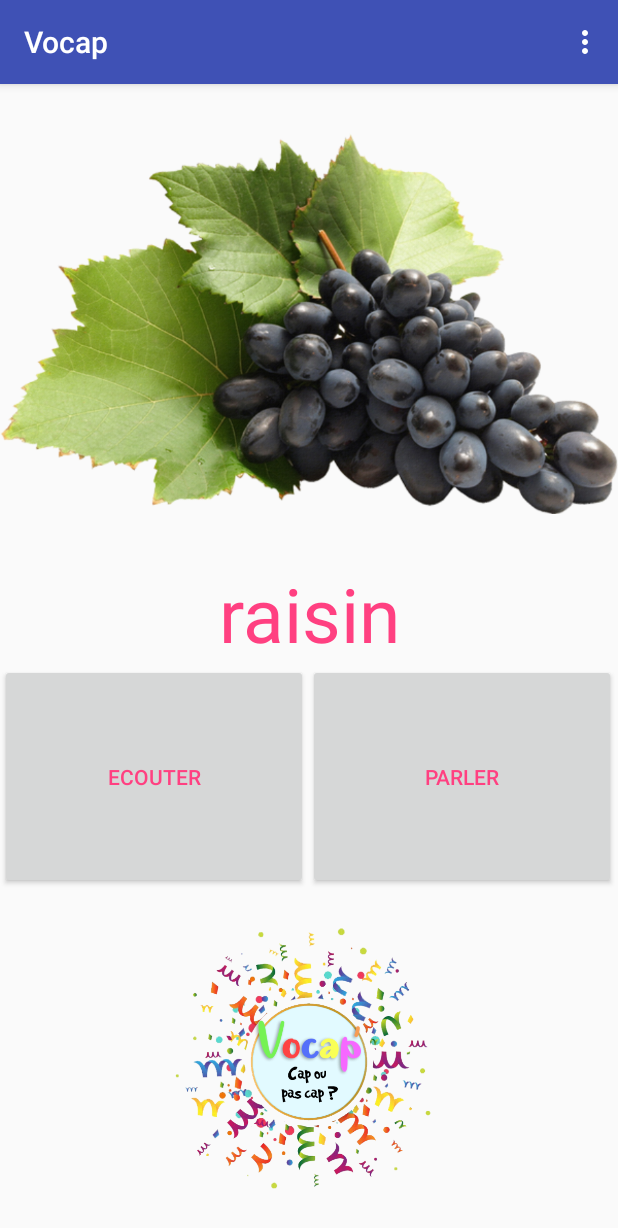
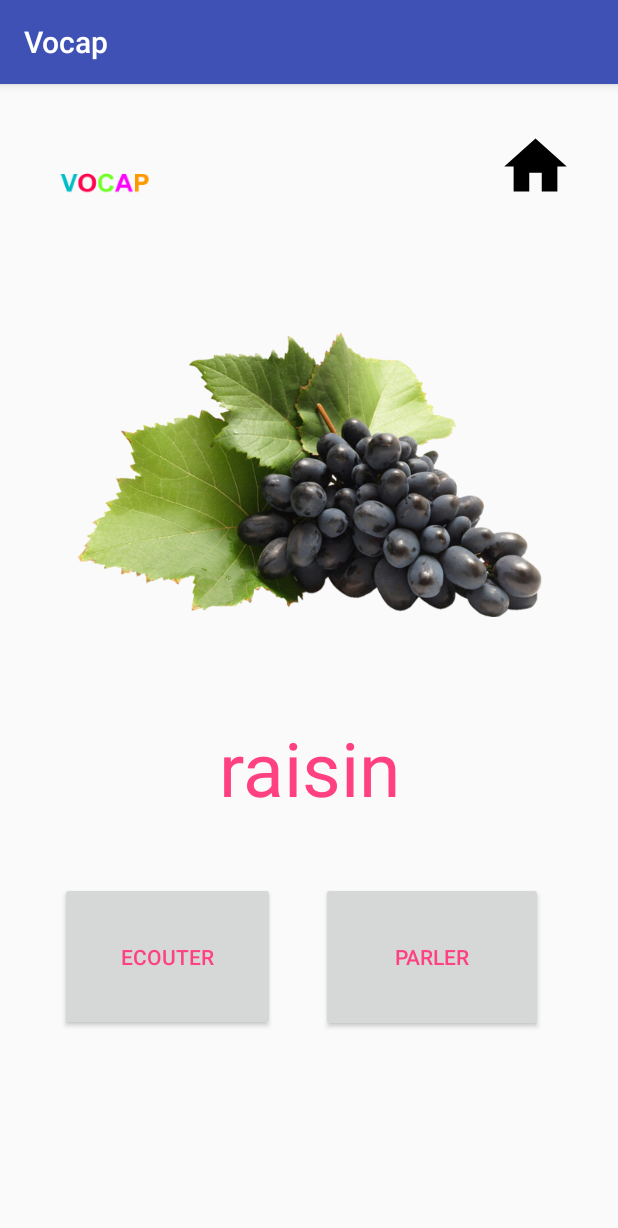
Before and after one commit to Besma96/Vocap, an Android app: the GameOne screen opened directly, with no data from a screen before it, on a phone screen of 412 x 824 dp. Shown: the top 1228 px of the screen. Run offline under Robolectric (Android 15) with nearby library versions, the phone set to English and light mode, and no system bars.

Commit message:
v1 : cleaning code and re disigning the app

```diff
--- a/app/src/main/AndroidManifest.xml
+++ b/app/src/main/AndroidManifest.xml
@@ -4,14 +4,14 @@
 
     <application
         android:allowBackup="true"
-        android:icon="@mipmap/mon_icone_vocap"
+        android:icon="@mipmap/ic_launcher_foreground"
         android:label="@string/app_name"
         android:roundIcon="@mipmap/ic_launcher_round"
         android:supportsRtl="true"
         android:theme="@style/AppTheme">
 
         <activity
-            android:name=".MainActivity"
+            android:name=".Login"
             android:label="@string/app_name">
             <intent-filter>
                 <action android:name="android.intent.action.MAIN" />
@@ -20,9 +20,9 @@
             </intent-filter>
         </activity>
         <activity
-            android:name=".Acceuil"
+            android:name=".Welcome"
             android:label="@string/title_activity_acceuil" />
-        <activity android:name=".Audio_description"></activity>
+        <activity android:name=".GameOne"></activity>
     </application>
 
 </manifest>
--- a/app/src/main/java/besmak1/vocap/Audio_description.java
+++ b/app/src/main/java/besmak1/vocap/GameOne.java
@@ -3,7 +3,6 @@ package besmak1.vocap;
 import android.content.Intent;
 import android.graphics.drawable.Drawable;
 import android.os.Bundle;
-import android.os.Handler;
 import android.speech.RecognizerIntent;
 import android.speech.tts.TextToSpeech;
 import android.support.v7.app.AppCompatActivity;
@@ -24,12 +23,11 @@ import org.json.JSONObject;
 import java.io.IOException;
 import java.io.InputStream;
 import java.nio.charset.StandardCharsets;
-import java.time.Clock;
 import java.util.ArrayList;
 import java.util.List;
 import java.util.Locale;
 
-public class Audio_description extends AppCompatActivity {
+public class GameOne extends AppCompatActivity {
     private TextView nom_image;
     private int currentimage = 0;
     private ImageView image;
@@ -39,8 +37,9 @@ public class Audio_description extends AppCompatActivity {
     private String nameCurrentImage;
     private List<String> level;
     private int nbdessai;
+    private ImageView homeIcon;
 
-
+/*
     @Override
     public boolean onCreateOptionsMenu(Menu menu) {
         MenuInflater inflater = getMenuInflater();
@@ -51,24 +50,26 @@ public class Audio_description extends AppCompatActivity {
     @Override
     public boolean onOptionsItemSelected(MenuItem item) {
         if (item.getItemId() ==0){
-            Intent acceuil = new Intent(Audio_description.this, Acceuil.class);
+            Intent acceuil = new Intent(GameOne.this, Welcome.class);
             startActivity(acceuil);
         }else{
-            Intent main = new Intent(Audio_description.this, MainActivity.class);
+            Intent main = new Intent(GameOne.this, Login.class);
             startActivity(main);
         }
         return true;
     }
+  */
+
     @Override
     protected void onCreate(Bundle savedInstanceState) {
         super.onCreate(savedInstanceState);
-        setContentView(R.layout.activity_audio_description);
+        setContentView(R.layout.activity_first_game);
 
-        image = findViewById(R.id.image);
-        nom_image = findViewById(R.id.nom_image);
+        image = findViewById(R.id.IV_displayed_element);
+        nom_image = findViewById(R.id.TV_displayed_image_name);
 
-        ecoute = findViewById(R.id.bouton_ecoute);
-        Button parler = findViewById(R.id.bouton_parler);
+        ecoute = findViewById(R.id.B_listening_jeu1);
+        Button parler = findViewById(R.id.B_speak_jeu1);
 
         level = new ArrayList<>();
         level.add("D1");
@@ -79,7 +80,7 @@ public class Audio_description extends AppCompatActivity {
         nbdessai = 0;
         nameCurrentImage = DisplayreadLevel(level.get(1), currentimage);
         if ( nameCurrentImage.equals("failed")) {
-            Intent revenirAcceuil = new Intent(Audio_description.this, Score_Final.class);
+            Intent revenirAcceuil = new Intent(GameOne.this, Welcome.class);
             startActivity(revenirAcceuil);
         }else{
             mTTs = new TextToSpeech(this, new TextToSpeech.OnInitListener() {
@@ -116,6 +117,18 @@ public class Audio_description extends AppCompatActivity {
                 }
             });
         }
+
+        homeIcon = findViewById(R.id.IV_home_icon_jeu1);
+
+        homeIcon.setOnClickListener(new View.OnClickListener() {
+            @Override
+            public void onClick(View view) {
+                Intent welcomPage = new Intent(GameOne.this, Welcome.class);
+                startActivity(welcomPage);
+            }
+        });
+
+
 
 
     }
--- a/app/src/main/java/besmak1/vocap/Login.java
+++ b/app/src/main/java/besmak1/vocap/Login.java
@@ -32,7 +32,7 @@ public class Login extends AppCompatActivity  {
 
         mButtonConnection.setOnClickListener(new View.OnClickListener() {
             public void onClick(View v) {
-                Intent audio = new Intent(Login.this, Audio_description.class);
+                Intent audio = new Intent(Login.this, Welcome.class);
                 startActivity(audio);
             }
         });
--- a/app/src/main/res/layout/activity_audio_description.xml
+++ /dev/null
@@ -1,65 +0,0 @@
-<?xml version="1.0" encoding="utf-8"?>
-
-<LinearLayout xmlns:android="http://schemas.android.com/apk/res/android"
-    xmlns:tools="http://schemas.android.com/tools"
-    android:id="@+id/container"
-    android:layout_width="match_parent"
-    android:layout_height="match_parent"
-    android:orientation="vertical"
-    tools:context=".Audio_description">
-
-    <ImageView
-        android:id="@+id/image"
-        android:layout_width="match_parent"
-        android:layout_height="319dp"
-        tools:layout_editor_absoluteX="11dp"
-        tools:layout_editor_absoluteY="4dp" />
-
-    <TextView
-        android:id="@+id/nom_image"
-        android:layout_width="match_parent"
-        android:layout_height="wrap_content"
-        android:gravity="center"
-        android:textColor="@color/colorAccent"
-        android:textSize="50sp" />
-
-    <RelativeLayout
-        android:layout_width="match_parent"
-        android:layout_height="match_parent"
-        android:orientation="horizontal">
-
-        <Button
-            android:id="@+id/bouton_ecoute"
-            android:layout_width="205dp"
-            android:layout_height="150dp"
-            android:layout_weight="1"
-            android:text="Ecouter"
-            android:textColor="@color/colorAccent" />
-
-        <Button
-            android:id="@+id/bouton_parler"
-            android:layout_width="205dp"
-            android:layout_height="150dp"
-            android:layout_gravity="end"
-            android:layout_weight="1"
-            android:onClick="getSpeechInput"
-            android:text="Parler"
-            android:layout_toRightOf="@+id/bouton_ecoute"
-            android:textColor="@color/colorAccent" />
-
-        <ImageView
-            android:layout_width="217dp"
-            android:layout_height="160dp"
-            android:layout_below="@+id/bouton_parler"
-            android:layout_alignParentBottom="true"
-            android:layout_centerHorizontal="true"
-            android:layout_marginTop="10dp"
-            android:layout_marginBottom="25dp"
-            android:src="@drawable/vocap"
-            tools:layout_editor_absoluteX="11dp"
-            tools:layout_editor_absoluteY="4dp" />
-
-    </RelativeLayout>
-
-
-</LinearLayout>
--- /dev/null
+++ b/app/src/main/res/layout/activity_first_game.xml
@@ -0,0 +1,83 @@
+<?xml version="1.0" encoding="utf-8"?>
+
+<android.support.constraint.ConstraintLayout xmlns:android="http://schemas.android.com/apk/res/android"
+    xmlns:app="http://schemas.android.com/apk/res-auto"
+    xmlns:tools="http://schemas.android.com/tools"
+    android:id="@+id/container"
+    android:layout_width="match_parent"
+    android:layout_height="match_parent"
+    android:orientation="vertical"
+    tools:context=".GameOne">
+
+    <ImageView
+        android:id="@+id/IV_vocap_logo_jeu1"
+        android:layout_width="100dp"
+        android:layout_height="90dp"
+        android:layout_marginStart="20dp"
+        android:layout_marginTop="20dp"
+        android:src="@mipmap/ic_launcher_foreground"
+        app:layout_constraintStart_toStartOf="parent"
+        app:layout_constraintTop_toTopOf="parent" />
+
+    <ImageView
+        android:id="@+id/IV_home_icon_jeu1"
+        android:layout_width="50dp"
+        android:layout_height="50dp"
+        android:layout_marginTop="30dp"
+        android:layout_marginEnd="30dp"
+        android:src="@drawable/ic_home_black_24dp"
+        app:layout_constraintEnd_toEndOf="parent"
+        app:layout_constraintTop_toTopOf="parent" />
+
+    <ImageView
+        android:id="@+id/IV_displayed_element"
+        android:layout_width="310dp"
+        android:layout_height="280dp"
+        android:layout_marginStart="20dp"
+        android:layout_marginTop="120dp"
+        android:layout_marginEnd="20dp"
+        app:layout_constraintEnd_toEndOf="parent"
+        app:layout_constraintStart_toStartOf="parent"
+        app:layout_constraintTop_toTopOf="parent" />
+
+    <TextView
+        android:id="@+id/TV_displayed_image_name"
+        android:layout_width="310dp"
+        android:layout_height="72dp"
+        android:layout_marginTop="20dp"
+        android:gravity="center"
+        android:textColor="@color/colorAccent"
+        android:textSize="50sp"
+        app:layout_constraintEnd_toEndOf="@+id/IV_displayed_element"
+        app:layout_constraintStart_toStartOf="@+id/IV_displayed_element"
+        app:layout_constraintTop_toBottomOf="@+id/IV_displayed_element" />
+
+
+    <Button
+        android:id="@+id/B_listening_jeu1"
+        android:layout_width="143dp"
+        android:layout_height="99dp"
+        android:layout_marginStart="40dp"
+        android:layout_marginTop="40dp"
+        android:text="Ecouter"
+        android:textColor="@color/colorAccent"
+        app:layout_constraintStart_toStartOf="parent"
+        app:layout_constraintTop_toBottomOf="@+id/TV_displayed_image_name" />
+
+    <Button
+        android:id="@+id/B_speak_jeu1"
+        android:layout_width="148dp"
+        android:layout_height="100dp"
+        android:layout_marginStart="20dp"
+        android:layout_marginTop="40dp"
+        android:layout_marginEnd="40dp"
+        android:layout_toRightOf="@+id/B_listening_jeu1"
+        android:onClick="getSpeechInput"
+        android:text="Parler"
+        android:textColor="@color/colorAccent"
+        app:layout_constraintEnd_toEndOf="parent"
+        app:layout_constraintStart_toEndOf="@+id/B_listening_jeu1"
+        app:layout_constraintTop_toBottomOf="@+id/TV_displayed_image_name" />
+
+
+</android.support.constraint.ConstraintLayout>
--- a/app/src/main/res/menu/menu_audio_description.xml
+++ b/app/src/main/res/menu/menu_audio_description.xml
@@ -1,7 +1,7 @@
 <menu xmlns:android="http://schemas.android.com/apk/res/android"
     xmlns:app="http://schemas.android.com/apk/res-auto"
     xmlns:tools="http://schemas.android.com/tools"
-    tools:context="besmak1.vocap.Audio_description">
+    tools:context="besmak1.vocap.GameOne">
     <item
         android:id="@+id/action_settings"
         android:orderInCategory="100"
```
Also changed, not shown: app/src/main/java/besmak1/vocap/Acceuil.java (deleted, +0 -57 lines), app/src/main/java/besmak1/vocap/MainActivity.java (deleted, +0 -60 lines), app/src/main/java/besmak1/vocap/Score_Final.java (deleted, +0 -36 lines), app/src/main/java/besmak1/vocap/Welcome.java (added, +69 -0 lines), app/src/main/res/layout/activity_acceuil.xml (deleted, +0 -47 lines), app/src/main/res/layout/activity_login.xml (+18 -10 lines), app/src/main/res/layout/activity_main.xml (deleted, +0 -39 lines), app/src/main/res/layout/activity_score_final.xml (deleted, +0 -32 lines), app/src/main/res/layout/activity_welcome.xml (added, +80 -0 lines).
